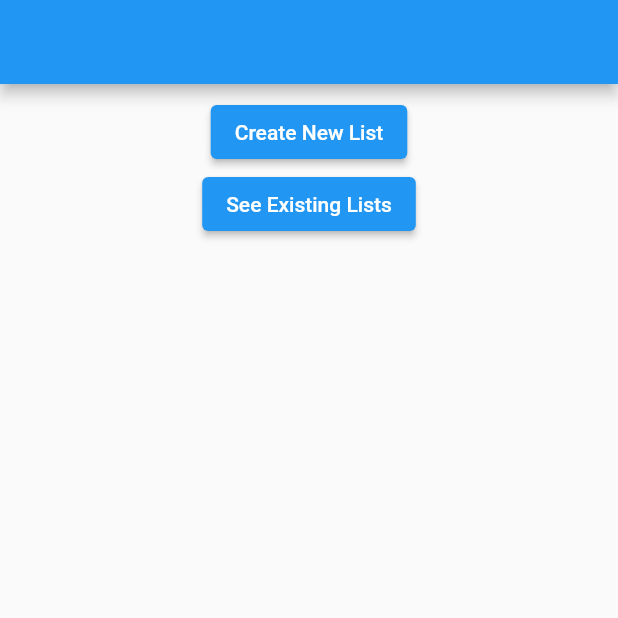
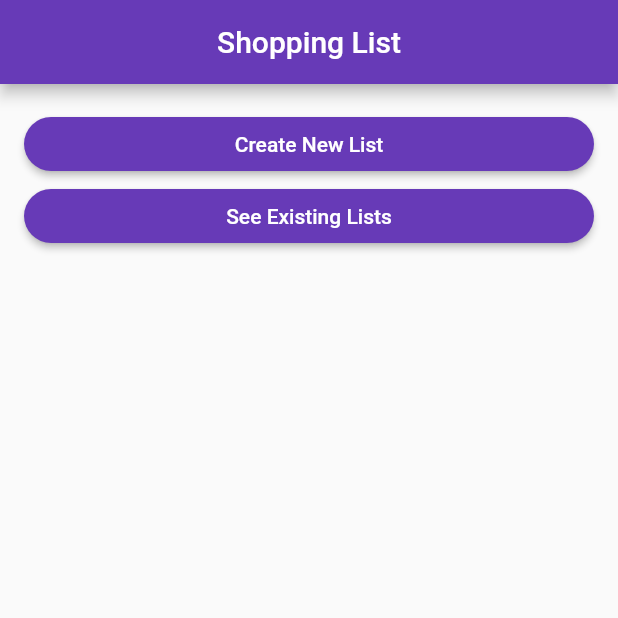
Before and after one commit to sssloba/flutter_fire_shopping_list, a Flutter app: the screen it shows after launch, on a phone screen of 412 x 824 dp, the top half of it. Run offline on Flutter 3.47's test engine with Material 2 defaults, Android fonts, the light colour scheme and no system bars.

Commit message:
stadium-button

```diff
--- a/lib/main.dart
+++ b/lib/main.dart
@@ -11,9 +11,10 @@ class MyApp extends StatelessWidget {
   @override
   Widget build(BuildContext context) {
     return MaterialApp(
-      title: 'Flutter Demo',
+      title: 'Shopping List',
+      debugShowCheckedModeBanner: false,
       theme: ThemeData(
-        primarySwatch: Colors.blue,
+        primarySwatch: Colors.deepPurple,
       ),
       home: const HomePage(),
     );
--- a/lib/screens/home_page.dart
+++ b/lib/screens/home_page.dart
@@ -1,4 +1,5 @@
 import 'package:flutter/material.dart';
+import 'package:flutter_fire_shopping_list/widgets/stadium_button.dart';
 
 class HomePage extends StatelessWidget {
   const HomePage({Key? key}) : super(key: key);
@@ -6,21 +7,17 @@ class HomePage extends StatelessWidget {
   @override
   Widget build(BuildContext context) {
     return Scaffold(
-      appBar: AppBar(),
+      appBar: AppBar(
+        title: const Text('Shopping List'),
+        centerTitle: true,
+      ),
       body: Center(
         child: Padding(
-          padding: const EdgeInsets.all(8.0),
+          padding: const EdgeInsets.all(16.0),
           child: Column(
-            mainAxisAlignment: MainAxisAlignment.start,
             children: <Widget>[
-              ElevatedButton(
-                onPressed: () {},
-                child: const Text('Create New List'),
-              ),
-              ElevatedButton(
-                onPressed: () {},
-                child: const Text('See Existing Lists'),
-              ),
+              StadimButton(title: 'Create New List', onPressed: () {}),
+              StadimButton(title: 'See Existing Lists', onPressed: () {}),
             ],
           ),
         ),
--- /dev/null
+++ b/lib/widgets/stadium_button.dart
@@ -0,0 +1,24 @@
+import 'package:flutter/material.dart';
+
+class StadimButton extends StatelessWidget {
+  const StadimButton({
+    Key? key,
+    required this.title,
+    required this.onPressed,
+  }) : super(key: key);
+  final String title;
+  final Function() onPressed;
+
+  @override
+  Widget build(BuildContext context) {
+    return SizedBox(
+      width: double.infinity,
+      child: ElevatedButton(
+        style: ButtonStyle(
+            shape: MaterialStateProperty.all(const StadiumBorder())),
+        onPressed: onPressed,
+        child: Text(title),
+      ),
+    );
+  }
+}
```
